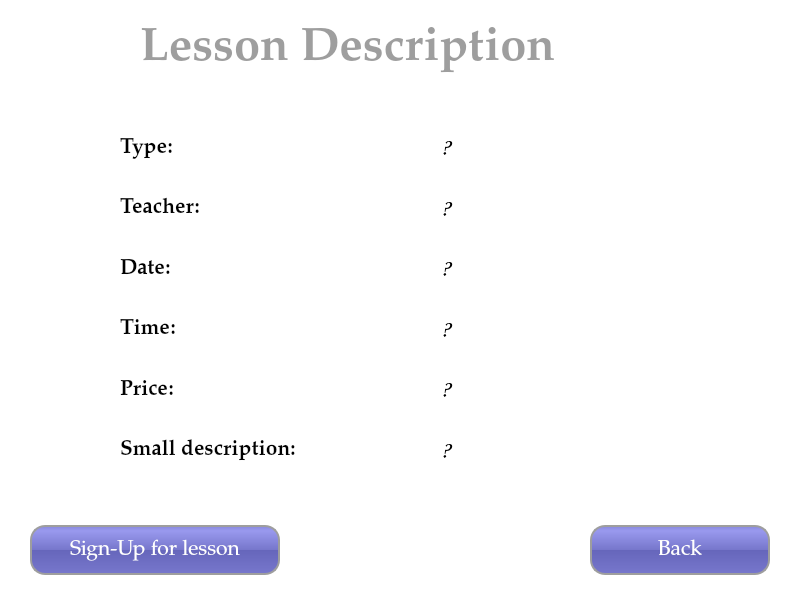
The window that UI/LessonDescriptionPageUI.ui (tural777/FinalProject) describes before a commit, drawn with Qt 5.
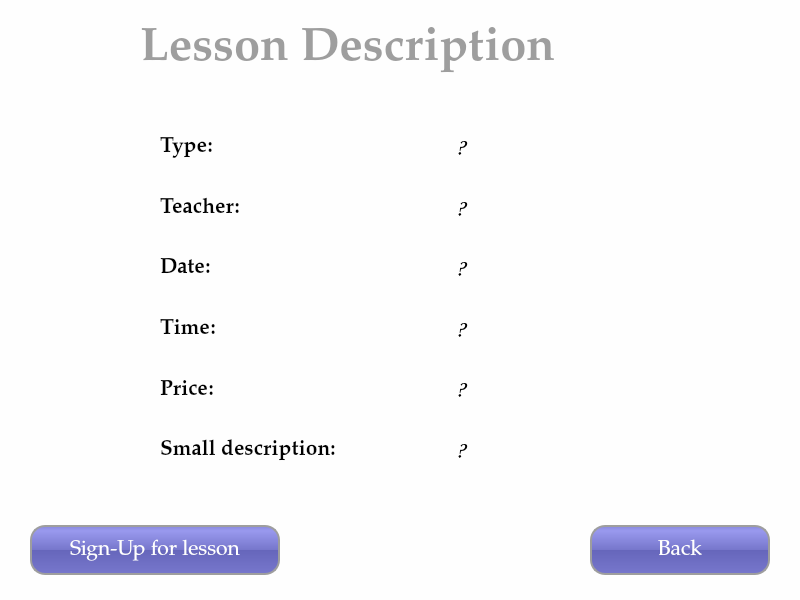
The same window after the commit.

What changed in the file:
```diff
--- a/UI/LessonDescriptionPageUI.ui
+++ b/UI/LessonDescriptionPageUI.ui
@@ -32,7 +32,7 @@
    <string>Term Spors Complex</string>
   </property>
   <property name="styleSheet">
-   <string notr="true">background-color: rgb(255, 255, 255);</string>
+   <string notr="true">background-color: rgb(254, 254, 254);</string>
   </property>
   <widget class="QPushButton" name="btn_back">
    <property name="geometry">
@@ -78,15 +78,18 @@
   <widget class="QWidget" name="horizontalLayoutWidget">
    <property name="geometry">
     <rect>
-     <x>120</x>
+     <x>160</x>
      <y>120</y>
-     <width>581</width>
+     <width>531</width>
      <height>357</height>
     </rect>
    </property>
    <layout class="QHBoxLayout" name="horizontalLayout">
     <item>
      <layout class="QVBoxLayout" name="verticalLayout">
+      <property name="spacing">
+       <number>7</number>
+      </property>
       <item>
        <widget class="QLabel" name="lbl_lessonType">
         <property name="font">
```
